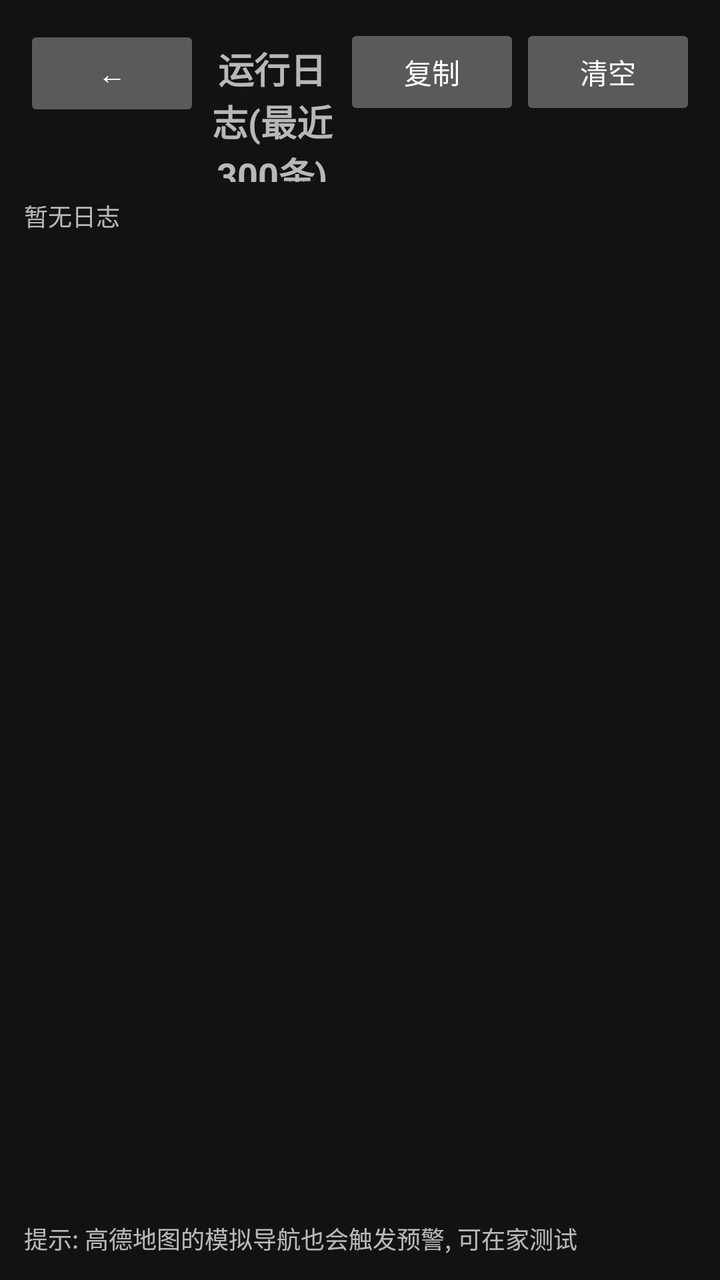
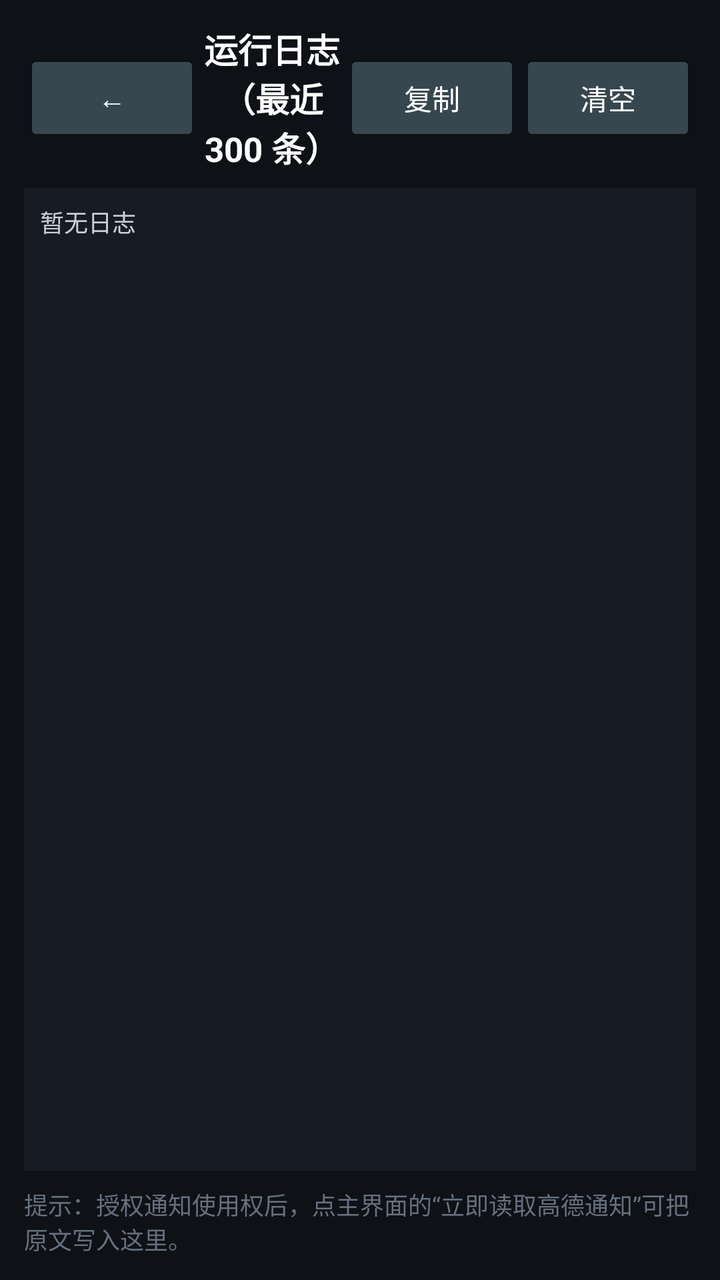

Screens rendered from an Android XML layout before and after an edit, with the pre-edit source and the edit as a unified diff.
<!-- AndroidManifest.xml: application theme Theme.AmapBandAlert -->
<!-- res/layout/activity_log.xml -->
<?xml version="1.0" encoding="utf-8"?>
<LinearLayout xmlns:android="http://schemas.android.com/apk/res/android"
    android:orientation="vertical" android:layout_width="match_parent"
    android:layout_height="match_parent" android:padding="12dp">

    <LinearLayout android:orientation="horizontal" android:layout_width="match_parent"
        android:layout_height="wrap_content">
        <Button android:id="@+id/btn_back" android:layout_width="wrap_content"
            android:layout_height="wrap_content" android:text="←"/>
        <TextView android:layout_width="0dp" android:layout_weight="1"
            android:layout_height="wrap_content" android:text="运行日志(最近300条)"
            android:textSize="18sp" android:textStyle="bold" android:gravity="center"/>
        <Button android:id="@+id/btn_copy" android:layout_width="wrap_content"
            android:layout_height="wrap_content" android:text="复制"/>
        <Button android:id="@+id/btn_clear" android:layout_width="wrap_content"
            android:layout_height="wrap_content" android:text="清空"/>
    </LinearLayout>

    <ScrollView android:id="@+id/scroll" android:layout_width="match_parent"
        android:layout_height="0dp" android:layout_weight="1" android:layout_marginTop="8dp">
        <TextView android:id="@+id/log_text"
            android:layout_width="match_parent" android:layout_height="wrap_content"
            android:textSize="12sp" android:fontFamily="monospace"
            android:text="暂无日志\n"/>
    </ScrollView>

    <TextView android:layout_width="match_parent" android:layout_height="wrap_content"
        android:text="提示: 高德地图的模拟导航也会触发预警, 可在家测试"
        android:textSize="12sp" android:paddingTop="8dp"/>
</LinearLayout>
<!-- resources referenced by this layout -->
<resources>
  <style name="Theme.AmapBandAlert" parent="@android:style/Theme.Material.NoActionBar">
          <item name="android:windowBackground">#121212</item>
          <item name="android:statusBarColor">#121212</item>
      </style>
</resources>

<!-- the commit's change to res/layout/activity_log.xml (unified diff, before → after) -->
@@ -1,30 +1,79 @@
 <?xml version="1.0" encoding="utf-8"?>
 <LinearLayout xmlns:android="http://schemas.android.com/apk/res/android"
-    android:orientation="vertical" android:layout_width="match_parent"
-    android:layout_height="match_parent" android:padding="12dp">
+    android:orientation="vertical"
+    android:layout_width="match_parent"
+    android:layout_height="match_parent"
+    android:background="#0E1116"
+    android:padding="12dp">
 
-    <LinearLayout android:orientation="horizontal" android:layout_width="match_parent"
-        android:layout_height="wrap_content">
-        <Button android:id="@+id/btn_back" android:layout_width="wrap_content"
-            android:layout_height="wrap_content" android:text="←"/>
-        <TextView android:layout_width="0dp" android:layout_weight="1"
-            android:layout_height="wrap_content" android:text="运行日志(最近300条)"
-            android:textSize="18sp" android:textStyle="bold" android:gravity="center"/>
-        <Button android:id="@+id/btn_copy" android:layout_width="wrap_content"
-            android:layout_height="wrap_content" android:text="复制"/>
-        <Button android:id="@+id/btn_clear" android:layout_width="wrap_content"
-            android:layout_height="wrap_content" android:text="清空"/>
+    <LinearLayout
+        android:orientation="horizontal"
+        android:layout_width="match_parent"
+        android:layout_height="wrap_content"
+        android:gravity="center_vertical">
+
+        <Button
+            android:id="@+id/btn_back"
+            android:layout_width="wrap_content"
+            android:layout_height="wrap_content"
+            android:text="←"
+            android:textAllCaps="false"
+            android:textColor="#FFFFFF"
+            android:backgroundTint="#37474F" />
+
+        <TextView
+            android:layout_width="0dp"
+            android:layout_weight="1"
+            android:layout_height="wrap_content"
+            android:text="运行日志（最近 300 条）"
+            android:textSize="17sp"
+            android:textStyle="bold"
+            android:textColor="#FFFFFF"
+            android:gravity="center" />
+
+        <Button
+            android:id="@+id/btn_copy"
+            android:layout_width="wrap_content"
+            android:layout_height="wrap_content"
+            android:text="复制"
+            android:textAllCaps="false"
+            android:textColor="#FFFFFF"
+            android:backgroundTint="#37474F" />
+
+        <Button
+            android:id="@+id/btn_clear"
+            android:layout_width="wrap_content"
+            android:layout_height="wrap_content"
+            android:text="清空"
+            android:textAllCaps="false"
+            android:textColor="#FFFFFF"
+            android:backgroundTint="#37474F" />
     </LinearLayout>
 
-    <ScrollView android:id="@+id/scroll" android:layout_width="match_parent"
-        android:layout_height="0dp" android:layout_weight="1" android:layout_marginTop="8dp">
-        <TextView android:id="@+id/log_text"
-            android:layout_width="match_parent" android:layout_height="wrap_content"
-            android:textSize="12sp" android:fontFamily="monospace"
-            android:text="暂无日志\n"/>
+    <ScrollView
+        android:id="@+id/scroll"
+        android:layout_width="match_parent"
+        android:layout_height="0dp"
+        android:layout_weight="1"
+        android:layout_marginTop="8dp"
+        android:background="#171C24"
+        android:padding="8dp">
+
+        <TextView
+            android:id="@+id/log_text"
+            android:layout_width="match_parent"
+            android:layout_height="wrap_content"
+            android:textSize="12sp"
+            android:fontFamily="monospace"
+            android:textColor="#C7D0DB"
+            android:text="暂无日志\n" />
     </ScrollView>
 
-    <TextView android:layout_width="match_parent" android:layout_height="wrap_content"
-        android:text="提示: 高德地图的模拟导航也会触发预警, 可在家测试"
-        android:textSize="12sp" android:paddingTop="8dp"/>
+    <TextView
+        android:layout_width="match_parent"
+        android:layout_height="wrap_content"
+        android:text="提示：授权通知使用权后，点主界面的“立即读取高德通知”可把原文写入这里。"
+        android:textSize="12sp"
+        android:textColor="#66717F"
+        android:paddingTop="8dp" />
 </LinearLayout>
<!-- resource entries referenced after the edit -->
@@ -1,8 +1,11 @@
 <!-- resources referenced by this layout -->
 <resources>
   <style name="Theme.AmapBandAlert" parent="@android:style/Theme.Material.NoActionBar">
-          <item name="android:windowBackground">#121212</item>
-          <item name="android:statusBarColor">#121212</item>
+          <item name="android:windowBackground">#0E1116</item>
+          <item name="android:statusBarColor">#0E1116</item>
+          <item name="android:navigationBarColor">#0E1116</item>
+          <item name="android:colorAccent">#4CAF50</item>
+          <item name="android:windowLightStatusBar">false</item>
       </style>
 </resources>
 
